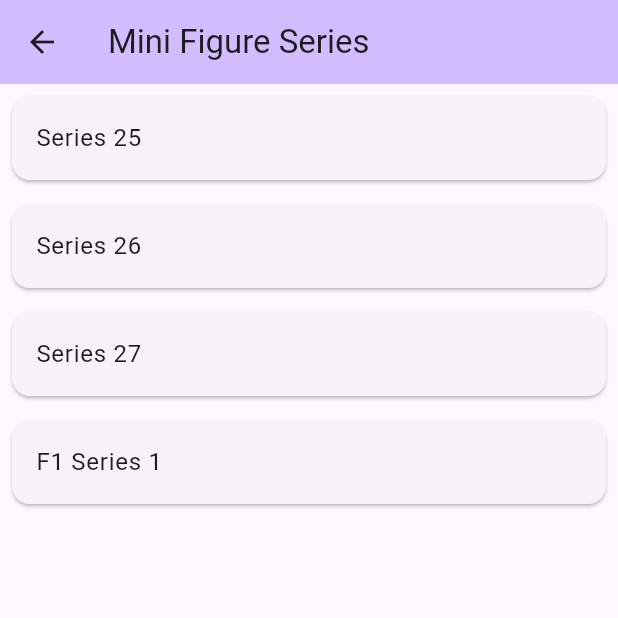
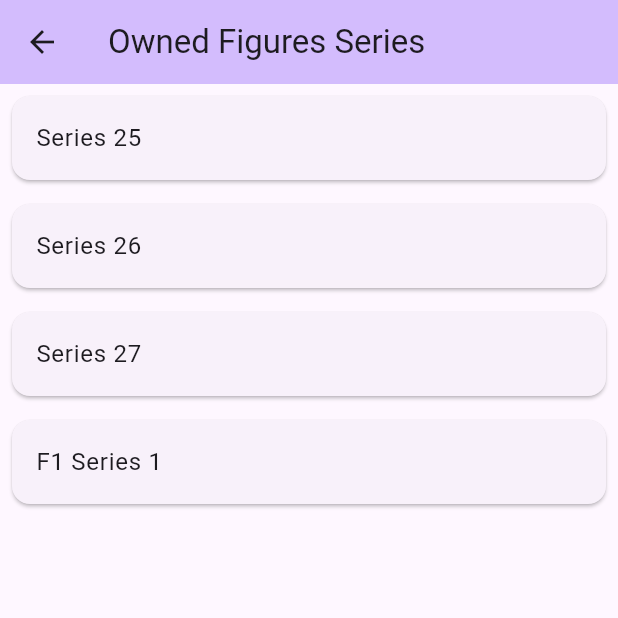
Before and after one commit to megan59781/MinifigCollector, a Flutter app: the MySeriesPage screen opened directly, on a phone screen of 412 x 824 dp, the top half of it. Run offline on Flutter 3.47's test engine with Material 3 defaults, Android fonts, the phone set to English and light mode, and no system bars; missing offline and left inert: mobile_scanner.

Commit message:
series list now component

```diff
--- a/lib/components/navigationBar.dart
+++ b/lib/components/navigationBar.dart
@@ -1,6 +1,5 @@
 import 'package:flutter/material.dart';
 import 'package:minifig_collector_app/pages/seriesPage.dart';
-import 'package:minifig_collector_app/page3.dart';
 import 'package:minifig_collector_app/pages/universalQrPage.dart';
 
 class MyNavigationBar extends StatefulWidget {
@@ -22,14 +21,16 @@ class MyNavigationBarState extends State<MyNavigationBar> {
 
   // Page widget options
   static List<Widget> _widgetOptions() => [
-        // const Page3(
-        //   title: 'Page 3',
-        // ),
+        const MySeriesPage(
+          title: 'Owned Figures Series',
+          pageLink: 'Inventory',
+        ),
         const MyUniversalQrPage(
           title: 'Universal Minifigure QR Scanner',
         ),
         const MySeriesPage(
           title: 'Mini Figure Series',
+          pageLink: 'Filter',
         )
       ];
 
@@ -48,10 +49,10 @@ class MyNavigationBarState extends State<MyNavigationBar> {
       bottomNavigationBar: BottomNavigationBar(
         type: BottomNavigationBarType.fixed,
         items: const <BottomNavigationBarItem>[
-          // BottomNavigationBarItem(
-          //   icon: Icon(Icons.calendar_month_outlined),
-          //   label: 'Availability', //Page3
-          // ),
+          BottomNavigationBarItem(
+            icon: Icon(Icons.inventory_outlined),
+            label: 'Owned Figures', //Page3
+          ),
           BottomNavigationBarItem(
             icon: Icon(Icons.qr_code_2_outlined),
             label: 'Universal Qr Scanner', //UniversalQrPage
--- /dev/null
+++ b/lib/components/seriesList.dart
@@ -0,0 +1,78 @@
+import 'dart:convert';
+import 'package:flutter/material.dart';
+import 'package:flutter/services.dart' show rootBundle;
+
+class SeriesList extends StatefulWidget {
+  const SeriesList({
+    super.key,
+    required this.onTap,
+  });
+
+  final void Function(String title, Map<String, List<String>> data) onTap;
+
+  @override
+  State<SeriesList> createState() => _SeriesListState();
+}
+
+class _SeriesListState extends State<SeriesList> {
+  List<_JsonFile> _files = [];
+
+  @override
+  void initState() {
+    super.initState();
+    _loadFiles();
+  }
+
+  Future<void> _loadFiles() async {
+    final indexJson = await rootBundle.loadString('assets/codes/index.json');
+    final List<dynamic> fileList = json.decode(indexJson);
+
+    List<_JsonFile> files = [];
+    for (final item in fileList) {
+      final name = item['name'] ?? 'Unnamed';
+      final path = item['path'];
+      final content = await rootBundle.loadString(path);
+      final Map<String, dynamic> data = json.decode(content);
+      Map<String, List<String>> transformedData = {};
+      data.forEach((figure, codes) {
+        if (codes is List) {
+          transformedData[figure] = List<String>.from(codes);
+        }
+      });
+
+      files.add(_JsonFile(name: name, data: transformedData));
+    }
+
+    setState(() {
+      _files = files;
+    });
+  }
+
+  @override
+  Widget build(BuildContext context) {
+    if (_files.isEmpty) {
+      return const Center(child: CircularProgressIndicator());
+    }
+
+    return ListView.builder(
+      itemCount: _files.length,
+      itemBuilder: (context, index) {
+        final file = _files[index];
+        return Card(
+          margin: const EdgeInsets.all(8),
+          child: ListTile(
+            title: Text(file.name),
+            onTap: () => widget.onTap(file.name, file.data),
+          ),
+        );
+      },
+    );
+  }
+}
+
+class _JsonFile {
+  final String name;
+  final Map<String, List<String>> data;
+
+  _JsonFile({required this.name, required this.data});
+}
--- a/lib/pages/figureFilterPage.dart
+++ b/lib/pages/figureFilterPage.dart
@@ -46,7 +46,9 @@ class _FigureFilterPageState extends State<FigureFilterPage> {
   @override
   Widget build(BuildContext context) {
     return Scaffold(
-      appBar: AppBar(title: Text(widget.title)),
+      appBar: AppBar(
+          title: Text(widget.title),
+          backgroundColor: Theme.of(context).colorScheme.inversePrimary),
       body: Column(
         children: [
           Expanded(
--- a/lib/pages/seriesPage.dart
+++ b/lib/pages/seriesPage.dart
@@ -1,92 +1,46 @@
-import 'dart:convert';
 import 'package:flutter/material.dart';
-import 'package:flutter/services.dart' show rootBundle;
+import 'package:minifig_collector_app/components/seriesList.dart';
+import 'package:minifig_collector_app/page3.dart';
 import 'package:minifig_collector_app/pages/figureFilterPage.dart';
 
-class MySeriesPage extends StatefulWidget {
-  const MySeriesPage({super.key, required this.title});
-
+class MySeriesPage extends StatelessWidget {
+  const MySeriesPage({super.key, required this.title, required this.pageLink});
   final String title;
-
-  @override
-  State<MySeriesPage> createState() => _MySeriesPageState();
-}
-
-class _MySeriesPageState extends State<MySeriesPage> {
-  List<_JsonFile> _files = [];
-
-  @override
-  void initState() {
-    super.initState();
-    _loadFiles();
-  }
-
-  Future<void> _loadFiles() async {
-    final indexJson = await rootBundle.loadString('assets/codes/index.json');
-    final List<dynamic> fileList = json.decode(indexJson);
-
-    List<_JsonFile> files = [];
-    for (final item in fileList) {
-      final name = item['name'] ?? 'Unnamed';
-      final path = item['path'];
-      final content = await rootBundle.loadString(path);
-      final Map<String, dynamic> data = json.decode(content);
-      Map<String, List<String>> transformedData = {};
-      data.forEach((figure, codes) {
-        // Ensure the codes are in a list format
-        if (codes is List) {
-          transformedData[figure] = List<String>.from(codes);
-        }
-      });
-
-      files.add(_JsonFile(name: name, data: transformedData));
-    }
-
-    setState(() {
-      _files = files;
-    });
-  }
+  final String pageLink;
 
   @override
   Widget build(BuildContext context) {
     return Scaffold(
       appBar: AppBar(
-        backgroundColor: Theme.of(context).colorScheme.inversePrimary,
-        title: Text(widget.title),
-      ),
-      body: _files.isEmpty
-          ? const Center(child: CircularProgressIndicator())
-          : ListView.builder(
-              itemCount: _files.length,
-              itemBuilder: (context, index) {
-                final file = _files[index];
-                return Card(
-                  margin: const EdgeInsets.all(8),
-                  child: ListTile(
-                    title: Text(file.name),
-                    //subtitle: Text(jsonEncode(file.data)),
-                    onTap: () {
+          title: Text(title),
+          backgroundColor: Theme.of(context).colorScheme.inversePrimary),
+      body: SeriesList(
+        onTap: (title, data) {
+          if (title.contains('Filter')) {
             Navigator.push(
               context,
               MaterialPageRoute(
-                          builder: (context) => FigureFilterPage(
-                            title: file.name,
-                            data: file.data,
-                          ),
+                builder: (context) =>
+                    FigureFilterPage(title: title, data: data),
               ),
             );
-                    },
+          } else {
+            // Navigator.push(
+            //   context,
+            //   MaterialPageRoute(
+            //     builder: (context) =>
+            //         FigureFilterPage(title: title, data: data),
+            //   ),
+            // );
+            Navigator.push(
+              context,
+              MaterialPageRoute(
+                builder: (context) => Page3(title: title),
               ),
             );
+          }
         },
       ),
     );
   }
 }
-
-class _JsonFile {
-  final String name;
-  final Map<String, List<String>> data;
-
-  _JsonFile({required this.name, required this.data});
-}
```
Lines whose indentation alone changed are shown as unchanged.
